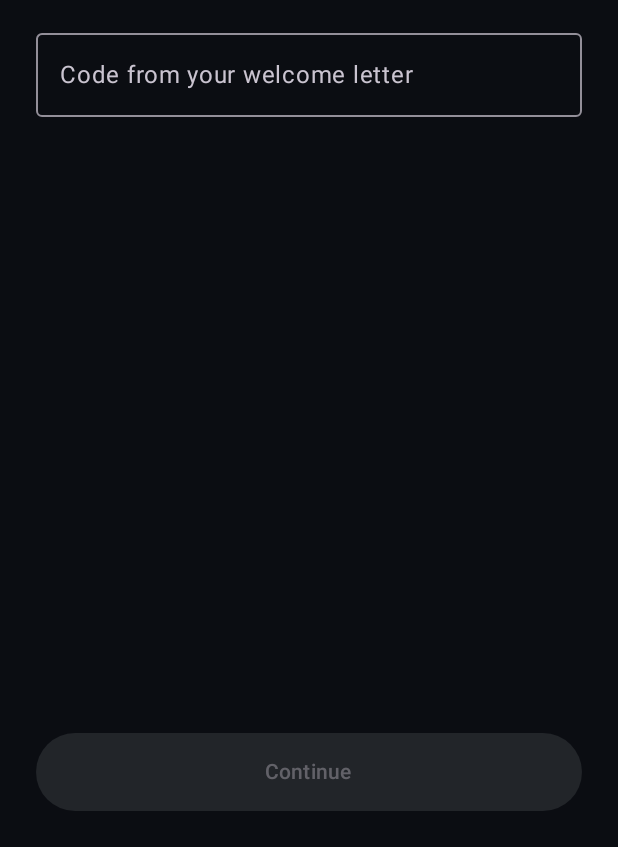
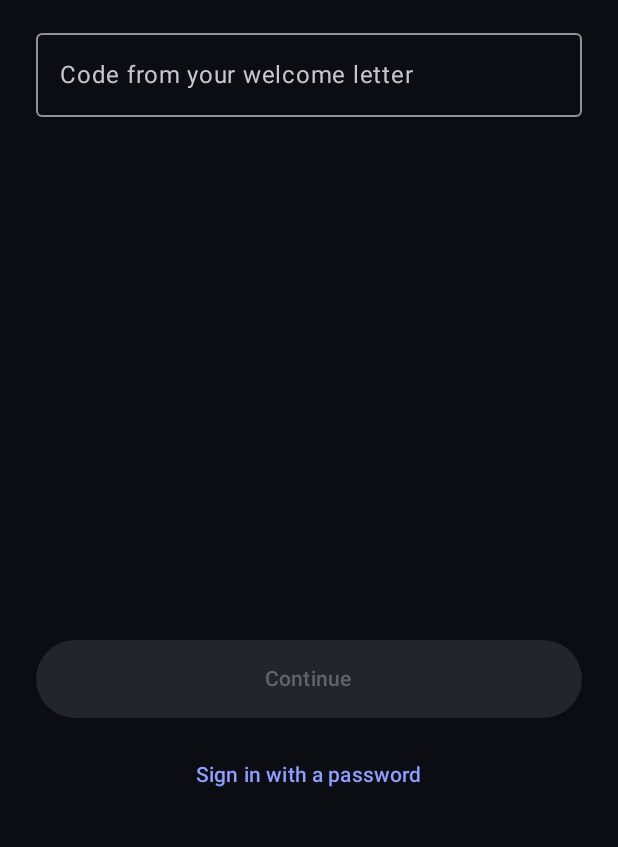
Before and after one commit to Ortus-Sovereign-Cloud/ortus-android, an Android app built with Jetpack Compose: the screen it shows after launch (MainActivity), on a phone screen of 412 x 824 dp, the part 389-1236 px from its top. Run offline under Robolectric (Android 15) with nearby library versions, the phone set to English and light mode, and no system bars; pictures from the network do not load.

Commit message:
Android: sign in with a password and the authenticator's code
The join screen also signs in with an address, password and one-time
code (then the phone becomes the key, if it is not yet). The CI Ortus
gives its owner a password and an authenticator; the kit's live test
signs in with them.

```diff
--- a/app/src/main/kotlin/cc/ortus/app/MainActivity.kt
+++ b/app/src/main/kotlin/cc/ortus/app/MainActivity.kt
@@ -1,5 +1,8 @@
 package cc.ortus.app
 
+import androidx.compose.ui.text.input.PasswordVisualTransformation
+import androidx.compose.ui.text.input.KeyboardType
+import androidx.compose.foundation.text.KeyboardOptions
 import android.os.Bundle
 import androidx.activity.compose.setContent
 import androidx.compose.foundation.layout.*
@@ -56,21 +59,46 @@ fun Mark() {
 fun JoinScreen(model: Model, server0: String, code0: String) {
     var server by remember { mutableStateOf(server0) }
     var code by remember { mutableStateOf(code0) }
+    var withPassword by remember { mutableStateOf(false) }
+    var email by remember { mutableStateOf("") }
+    var password by remember { mutableStateOf("") }
+    var totp by remember { mutableStateOf("") }
     val scope = rememberCoroutineScope()
     Column(Modifier.fillMaxSize().padding(24.dp), verticalArrangement = Arrangement.spacedBy(14.dp)) {
         Mark()
         Text(stringResource(R.string.join_title), fontSize = 30.sp, fontWeight = FontWeight.Bold, color = Text1)
         Text(stringResource(R.string.join_lead), color = Text2)
         OutlinedTextField(server, { server = it }, label = { Text(stringResource(R.string.join_server)) }, singleLine = true, modifier = Modifier.fillMaxWidth().testTag("server"))
-        OutlinedTextField(code, { code = it }, label = { Text(stringResource(R.string.join_code)) }, singleLine = true, modifier = Modifier.fillMaxWidth().testTag("code"))
+        if (!withPassword) {
+            OutlinedTextField(code, { code = it }, label = { Text(stringResource(R.string.join_code)) }, singleLine = true, modifier = Modifier.fillMaxWidth().testTag("code"))
+        } else if (model.ticket == null) {
+            OutlinedTextField(email, { email = it }, label = { Text(stringResource(R.string.join_email)) }, singleLine = true,
+                keyboardOptions = KeyboardOptions(keyboardType = KeyboardType.Email), modifier = Modifier.fillMaxWidth().testTag("email"))
+            OutlinedTextField(password, { password = it }, label = { Text(stringResource(R.string.join_password)) }, singleLine = true,
+                visualTransformation = PasswordVisualTransformation(), keyboardOptions = KeyboardOptions(keyboardType = KeyboardType.Password), modifier = Modifier.fillMaxWidth().testTag("password"))
+        } else {
+            OutlinedTextField(totp, { totp = it }, label = { Text(stringResource(R.string.join_totp)) }, singleLine = true,
+                keyboardOptions = KeyboardOptions(keyboardType = KeyboardType.NumberPassword), modifier = Modifier.fillMaxWidth().testTag("totp"))
+        }
         model.error?.let { Text(it, color = Color(0xFFFF7A6E), modifier = Modifier.testTag("error")) }
         Spacer(Modifier.weight(1f))
-        Button({ scope.launch { model.join(server, code) } }, enabled = !model.busy && server.isNotBlank() && code.isNotBlank(), modifier = Modifier.fillMaxWidth().height(52.dp)) {
-            Text(stringResource(R.string.join_continue))
+        when {
+            !withPassword -> Button({ scope.launch { model.join(server, code) } }, enabled = !model.busy && server.isNotBlank() && code.isNotBlank(), modifier = Modifier.fillMaxWidth().height(52.dp)) {
+                Text(stringResource(R.string.join_continue))
+            }
+            model.ticket == null -> Button({ scope.launch { model.signInWithPassword(server, email, password) } }, enabled = !model.busy && server.isNotBlank() && email.contains("@") && password.isNotEmpty(), modifier = Modifier.fillMaxWidth().height(52.dp).testTag("signIn")) {
+                Text(stringResource(R.string.join_signIn))
+            }
+            else -> Button({ scope.launch { model.signInWithCode(totp) } }, enabled = !model.busy && totp.length >= 6, modifier = Modifier.fillMaxWidth().height(52.dp).testTag("signInCode")) {
+                Text(stringResource(R.string.join_signIn))
+            }
         }
         // The phone is already their key: back in without a new invitation.
         if (model.hasKey) OutlinedButton({ scope.launch { model.signInAgain(server) } }, enabled = !model.busy && server.isNotBlank(), modifier = Modifier.fillMaxWidth().height(52.dp).testTag("withPhone")) {
             Text(stringResource(R.string.join_withPhone))
+        }
+        TextButton({ withPassword = !withPassword; model.ticket = null; model.error = null }, Modifier.fillMaxWidth().testTag("togglePassword")) {
+            Text(stringResource(if (withPassword) R.string.join_withCode else R.string.join_withPassword))
         }
     }
 }
--- a/app/src/main/res/values/strings.xml
+++ b/app/src/main/res/values/strings.xml
@@ -96,4 +96,11 @@
     <string name="calendar_previous">Previous day</string>
     <string name="calendar_next">Next day</string>
     <string name="join_withPhone">Sign in with this phone</string>
+    <string name="join_withPassword">Sign in with a password</string>
+    <string name="join_email">Your address</string>
+    <string name="join_password">Password</string>
+    <string name="join_totp">Code from your authenticator app</string>
+    <string name="join_signIn">Sign in</string>
+    <string name="join_wrong">That address and password do not match.</string>
+    <string name="join_withCode">Use the code from my welcome letter</string>
 </resources>
```
Also changed, not shown: app/src/main/kotlin/cc/ortus/app/Model.kt (+37 -0 lines), kit/src/main/kotlin/cc/ortus/kit/PhoneKey.kt (+16 -0 lines), 8 other files.
